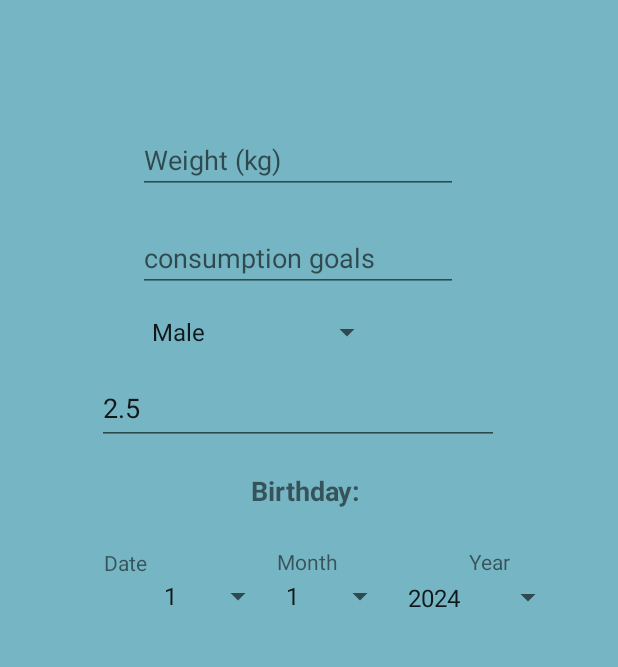
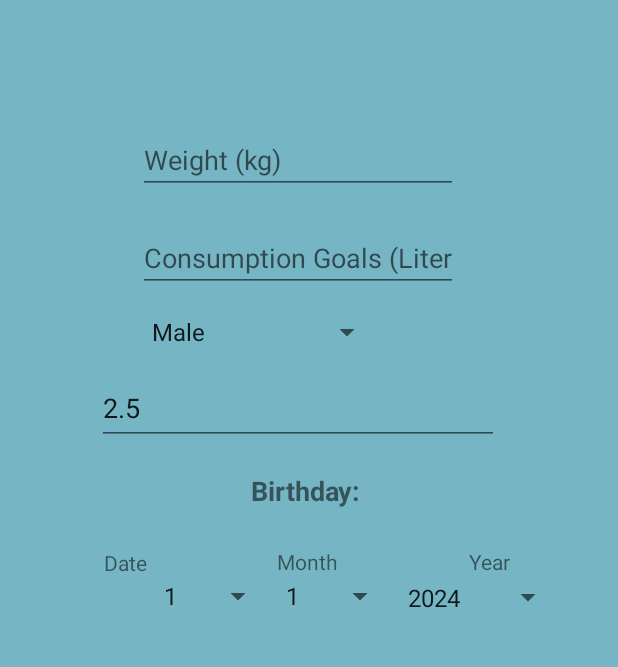
Before and after one commit to timmooore/COEN390-HydroHomie, an Android app: the screen it shows after launch once a user with an empty profile is signed in (MainActivity), item 4 of the bottom bar chosen, on a phone screen of 412 x 824 dp, the part 84-751 px from its top. Run offline under Robolectric (Android 15) with nearby library versions, the phone set to English and light mode, and no system bars; our stand-ins replace Firebase (no records; nobody signed in at launch, a user with empty details on screens opened directly).

Commit message:
fragment_goals.xml update strings.xml update

```diff
--- a/app/src/main/res/layout/fragment_goals.xml
+++ b/app/src/main/res/layout/fragment_goals.xml
@@ -113,7 +113,7 @@
         android:layout_height="wrap_content"
         android:layout_marginBottom="48dp"
         android:ems="10"
-        android:hint="consumption goals"
+        android:hint="Consumption Goals (Liters)"
         android:inputType="text"
         app:layout_constraintBottom_toBottomOf="parent"
         app:layout_constraintEnd_toEndOf="parent"
@@ -178,7 +178,7 @@
         android:id="@+id/waterRecommendation"
         android:layout_width="268dp"
         android:layout_height="49dp"
-        android:hint="Recommended Water"
+        android:hint="Recommended Water (Liters)"
         android:inputType="numberDecimal"
         app:layout_constraintBottom_toBottomOf="parent"
         app:layout_constraintEnd_toEndOf="parent"
```
